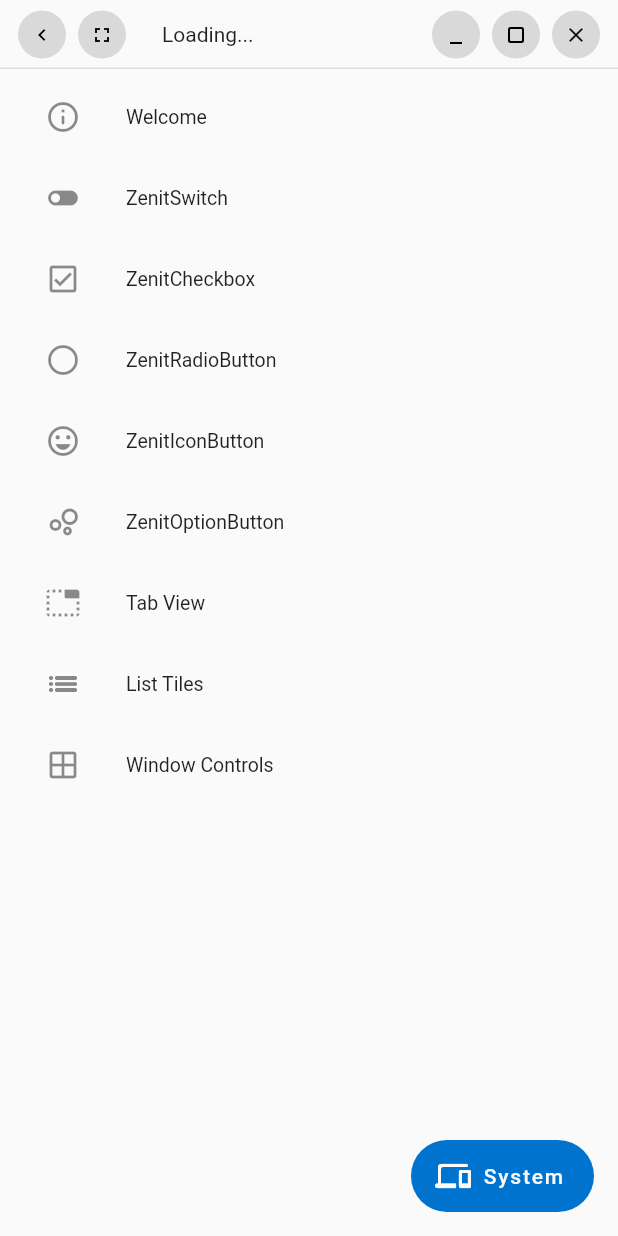
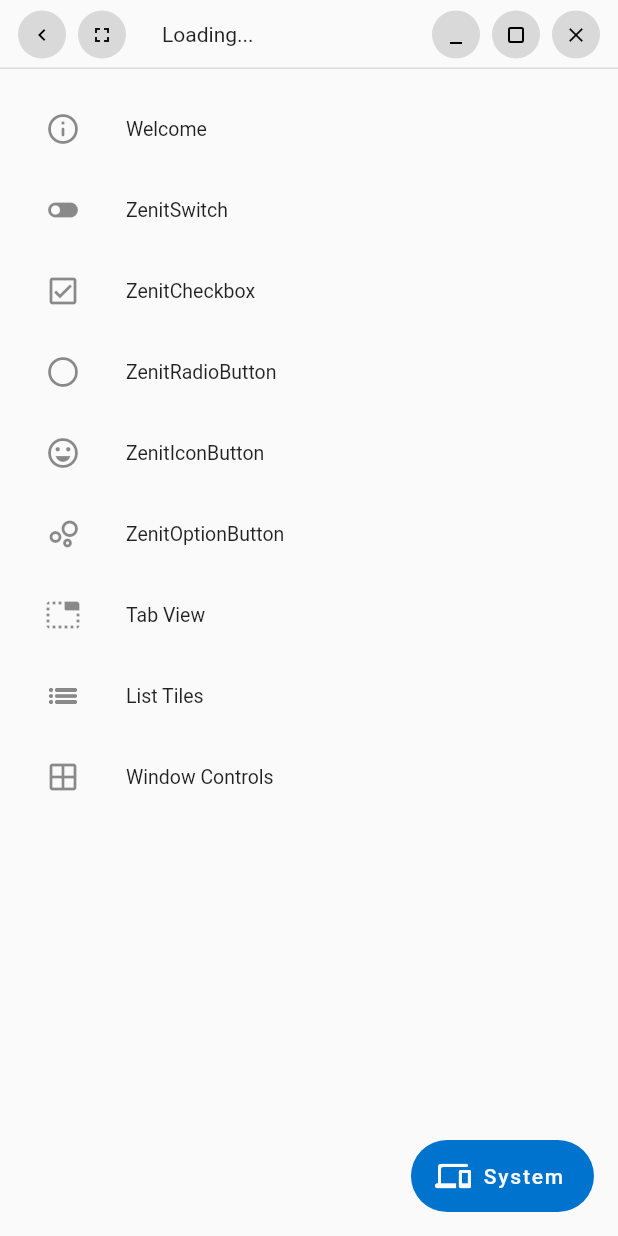
Before and after one commit to dahliaOS/zenit_ui, a Flutter app: the screen it shows after launch, on a phone screen of 412 x 824 dp. Run offline on Flutter 3.47's test engine with Material 2 defaults, Android fonts, the phone set to English and light mode, and no system bars; our stand-ins replace gap, google_fonts; missing offline and left inert: window_manager; statements that could not run were skipped.

Commit message:
Fix: Broken padding transition

```diff
--- a/lib/src/layout/layout_page/constraints/zenit_landscape_layout.dart
+++ b/lib/src/layout/layout_page/constraints/zenit_landscape_layout.dart
@@ -79,12 +79,15 @@ class _ZenitLandscapeLayoutState extends State<ZenitLandscapeLayout> {
           children: [
             SizedBox(
               width: 256,
+              child: Padding(
+                padding: widget.margin,
                 child: Scaffold(
                   body: ZenitLayoutDestinationListView(
                     length: widget.length,
                     selectedIndex: selectedIndex,
                     onTap: onTap,
                     builder: widget.destinationBuilder,
+                  ),
                 ),
               ),
             ),
--- a/lib/src/layout/layout_page/constraints/zenit_portrait_layout.dart
+++ b/lib/src/layout/layout_page/constraints/zenit_portrait_layout.dart
@@ -89,7 +89,7 @@ class _ZenitPortraitLayoutState extends State<ZenitPortraitLayout> {
     return WillPopScope(
       onWillPop: () async => !await navigator.maybePop().then(setPage),
       child: Padding(
-        padding: (_selectedIndex != -1) ? widget.margin : EdgeInsets.zero,
+        padding: widget.margin,
         child: Navigator(
           key: _navigatorKey,
           onGenerateInitialRoutes: (navigator, initialRoute) {
--- a/lib/src/layout/layout_page/list_view/zenit_layout_tile.dart
+++ b/lib/src/layout/layout_page/list_view/zenit_layout_tile.dart
@@ -29,9 +29,7 @@ class ZenitLayoutTile extends StatelessWidget {
   Widget build(BuildContext context) {
     final ZenitLayoutTileScope? scope = ZenitLayoutTileScope.maybeOf(context);
     final bool isSelected = selected ?? scope?.selected ?? false;
-    return Padding(
-      padding: const EdgeInsets.symmetric(horizontal: 8),
-      child: Material(
+    return Material(
       clipBehavior: Clip.antiAlias,
       color: isSelected ? ZenitTheme.of(context).surfaceColor : Colors.transparent,
       borderRadius: kDefaultBorderRadiusBig,
@@ -50,7 +48,6 @@ class ZenitLayoutTile extends StatelessWidget {
           scope?.onTap();
           onTap?.call();
         },
-        ),
       ),
     );
   }
```
Also changed, not shown: example/pubspec.lock. Lines whose indentation alone changed are shown as unchanged.
